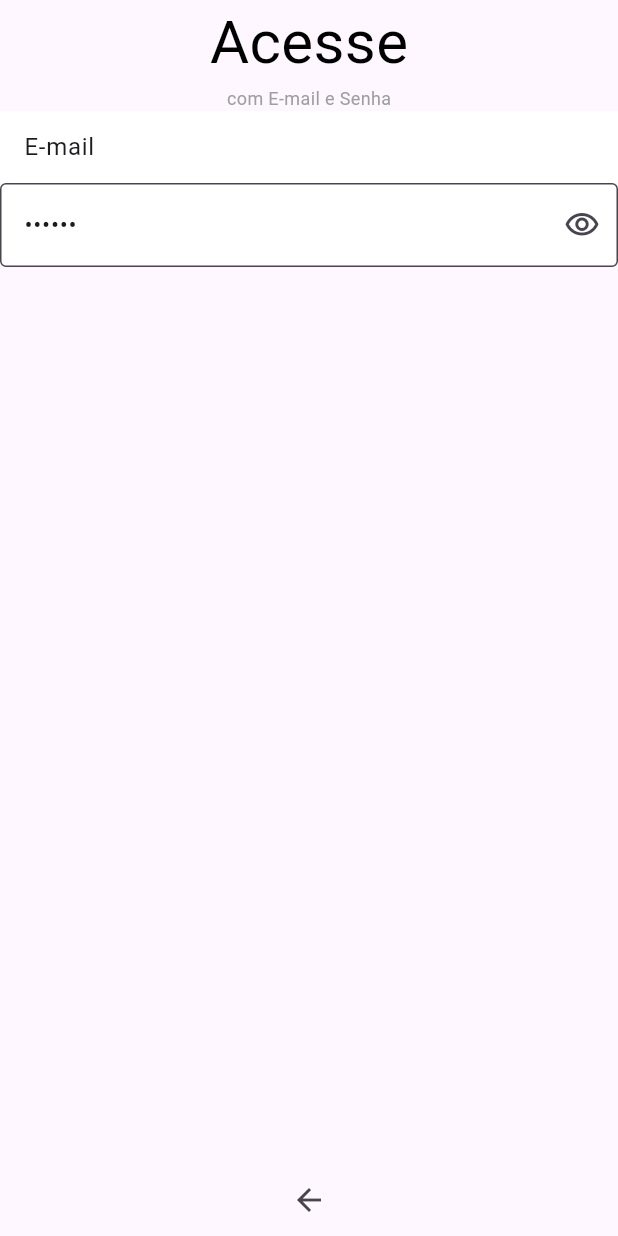
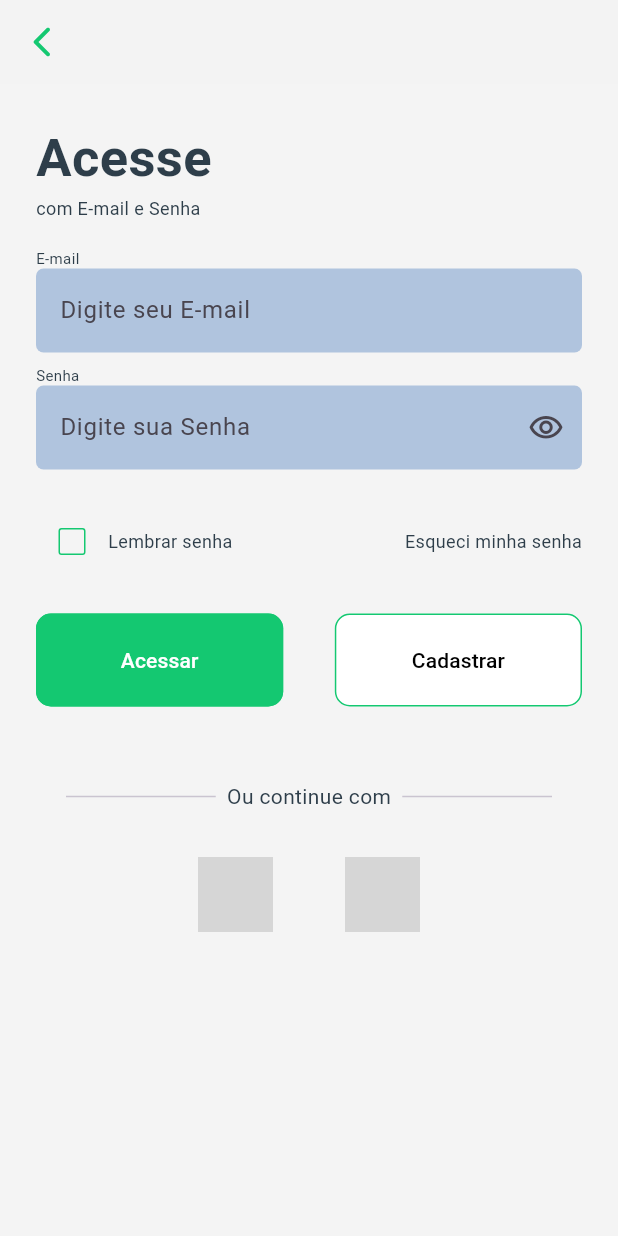
Before and after one commit to alanvsega/app_gooday_aulas, a Flutter app: the Login screen opened by its route, on a phone screen of 412 x 824 dp. Run offline on Flutter 3.47's test engine with Material 3 defaults, Android fonts, the phone set to English and light mode, and no system bars; network calls fail; grey boxes are pictures that could not be loaded.

Commit message:
finaliza tela de login

```diff
--- a/lib/src/componets/color_style.dart
+++ b/lib/src/componets/color_style.dart
@@ -4,4 +4,6 @@ class ColorStyle {
   static const primary = Color.fromRGBO(20, 200, 113, 1.0);
   static const secondary = Color.fromRGBO(194, 194, 194, 1);
   static const background = Color(0xf3f3f3f3);
+  static const text = Color.fromRGBO(46, 62, 74, 1);
+  static const field = Color.fromRGBO(176, 196, 222, 1);
 }
--- a/lib/src/componets/my_button.dart
+++ b/lib/src/componets/my_button.dart
@@ -30,7 +30,7 @@ class MyButton extends StatelessWidget {
       child: OutlinedButton(
         onPressed: _onPressedButton,
         style: OutlinedButton.styleFrom(
-          backgroundColor: _isPrimary ? ColorStyle.primary : ColorStyle.secondary,
+          backgroundColor: _isPrimary ? ColorStyle.primary : Colors.white,
           side: const BorderSide(
             color: ColorStyle.primary,
           ),
--- a/lib/src/gooday.dart
+++ b/lib/src/gooday.dart
@@ -10,7 +10,7 @@ class Gooday extends StatelessWidget {
   Widget build(Object context) {
     return MaterialApp(
       debugShowCheckedModeBanner: false,
-      initialRoute: '/howaccess',
+      initialRoute: '/splash',
       routes: {
         '/splash': (context) => const SplashScreen(),
         '/howaccess': (context) => const HowAccess(),
--- a/lib/src/pages/how_access.dart
+++ b/lib/src/pages/how_access.dart
@@ -1,3 +1,4 @@
+import 'package:app_gooday/src/componets/color_style.dart';
 import 'package:flutter/material.dart';
 
 class HowAccess extends StatefulWidget {
@@ -47,7 +48,9 @@ class _HowAccessState extends State<HowAccess> {
               height: 62,
               width: MediaQuery.of(context).size.width,
               child: OutlinedButton.icon(
-                onPressed: () => {},
+                onPressed: () => {
+                  Navigator.pushNamed(context, '/login')
+                },
                 icon: Image.network(
                   'https://www.google.com/url?sa=i&url=https%3A%2F%2Fwww.flaticon.com%2Fbr%2Ficone-gratis%2Fgoogle_2504739&psig=AOvVaw3i87d57U9xI1YUpGA2OH4y&ust=1714520809906000&source=images&cd=vfe&opi=89978449&ved=0CBIQjRxqFwoTCPiCj_DN6IUDFQAAAAAdAAAAABAE',
                   width: 32,
--- a/lib/src/pages/login.dart
+++ b/lib/src/pages/login.dart
@@ -1,8 +1,7 @@
 import 'package:app_gooday/src/componets/color_style.dart';
+import 'package:app_gooday/src/componets/my_button.dart';
 import 'package:app_gooday/src/componets/my_text_from_field.dart';
-import 'package:flutter/cupertino.dart';
 import 'package:flutter/material.dart';
-import 'package:flutter/widgets.dart';
 
 class Login extends StatefulWidget {
   const Login({super.key});
@@ -12,52 +11,174 @@ class Login extends StatefulWidget {
 }
 
 class _LoginState extends State<Login> {
+  late bool _checkBoxValue = false;
+
   @override
   Widget build(BuildContext context) {
     return Scaffold(
-      bottomNavigationBar: const BackButton(),
-      body: Column(
-        mainAxisAlignment: MainAxisAlignment.start,
+      backgroundColor: ColorStyle.background,
+      appBar: AppBar(
+        leading: IconButton(
+          icon: const Icon(Icons.arrow_back_ios_new_rounded),
+          color: ColorStyle.primary,
+          onPressed: () {
+            Navigator.pop(context);
+          },
+        ),
+        backgroundColor: ColorStyle.background,
+      ),
+      body: Padding(
+        padding: const EdgeInsets.all(24),
+        child: Column(
+          crossAxisAlignment: CrossAxisAlignment.start,
           children: [
             const Text(
               'Acesse',
               style: TextStyle(
-              color: Colors.black,
-              fontSize: 40
+                color: ColorStyle.text,
+                fontSize: 35,
+                fontWeight: FontWeight.bold,
+              ),
+            ),
+            const Padding(
+              padding: EdgeInsets.only(bottom: 18),
+              child: Text(
+                'com E-mail e Senha',
+                style: TextStyle(
+                  color: ColorStyle.text,
+                  fontSize: 12,
+                ),
               ),
             ),
             const Text(
-            'com E-mail e Senha',
+              'E-mail',
               style: TextStyle(
-              color: Colors.grey,
-              fontSize: 12
+                color: ColorStyle.text,
+                fontSize: 10,
               ),
             ),
             MyTextFormField(
-            controller: TextEditingController(
-              text: 'E-mail'
+              controller: TextEditingController.fromValue(TextEditingValue.empty),
+              fillColor: ColorStyle.field,
+              border: OutlineInputBorder(
+                borderRadius: BorderRadius.circular(5),
+                borderSide: BorderSide.none
               ),
-            fillColor: Colors.white,
-            border: InputBorder.none,
-            hintText: 'Digite seu e-mail',
+              hintText: 'Digite seu E-mail',
               isPassword: false
             ),
+            const Padding(
+              padding: EdgeInsets.only(top: 8),
+              child: Text(
+                'Senha',
+                style: TextStyle(
+                  color: ColorStyle.text,
+                  fontSize: 10,
+                ),
+              ),
+            ),
             MyTextFormField(
-            controller: TextEditingController(
-              text: 'Sennha'
+              controller: TextEditingController.fromValue(TextEditingValue.empty),
+              fillColor: ColorStyle.field,
+              border: OutlineInputBorder(
+                borderRadius: BorderRadius.circular(5),
+                borderSide: BorderSide.none
               ),
-            fillColor: Colors.white,
-            border: const OutlineInputBorder(
-              borderSide: BorderSide(
-                color: ColorStyle.primary,
-                style: BorderStyle.solid
+              hintText: 'Digite sua Senha',
+              isPassword: true
+            ),
+            Padding(
+              padding: const EdgeInsets.only(top: 24, bottom: 24),
+              child: Row(
+                children: [
+                  Row(
+                    children: [
+                      Checkbox(
+                        value: _checkBoxValue,
+                        onChanged: (value) {
+                          setState(() {
+                            _checkBoxValue = value!;
+                          });
+                        },
+                        activeColor: ColorStyle.primary,
+                        side: const BorderSide(color: ColorStyle.primary),
+                      ),
+                      const Text(
+                        'Lembrar senha',
+                        style: TextStyle(
+                          color: ColorStyle.text,
+                          fontSize: 12
+                        ),
                       )
+                    ],
                   ),
-            hintText: 'Digite sua senha',
-            isPassword: true
+                  const Spacer(),
+                  const Text(
+                    'Esqueci minha senha',
+                    style: TextStyle(
+                      color: ColorStyle.text,
+                      fontSize: 12
+                    ),
+                  )
+                ],
+              ),
+            ),
+            Row(
+              mainAxisAlignment: MainAxisAlignment.spaceBetween,
+              children: [
+                MyButton(
+                  buttonPropotion: 0.4,
+                  marginSize: 0,
+                  label: 'Acessar',
+                  isPrimary: true,
+                  onPressedButton: () {}
+                ),
+                MyButton(
+                  buttonPropotion: 0.4,
+                  marginSize: 0,
+                  label: 'Cadastrar',
+                  isPrimary: false,
+                  onPressedButton: () {}
                 ),
               ],
             ),
+            const Padding(
+              padding: EdgeInsets.only(top: 50, left: 20, right: 20),
+              child: Row(
+                children: [
+                  Expanded(child: Divider()),
+                  Text(
+                    '  Ou continue com  ',
+                    style: TextStyle(
+                      color: ColorStyle.text,
+                      fontSize: 14
+                    ),
+                  ),
+                  Expanded(child: Divider()),
+                ],
+              ),
+            ),
+            Padding(
+              padding: const EdgeInsets.only(top: 30, left: 60, right: 60),
+              child: Row(
+                mainAxisAlignment: MainAxisAlignment.spaceEvenly,
+                children: [
+                  Image.network(
+                    'https://upload.wikimedia.org/wikipedia/commons/thumb/c/c1/Google_%22G%22_logo.svg/2048px-Google_%22G%22_logo.svg.png',
+                    width: 50,
+                    height: 50,
+                  ),
+                  Image.network(
+                    'https://upload.wikimedia.org/wikipedia/commons/thumb/b/b9/2023_Facebook_icon.svg/1024px-2023_Facebook_icon.svg.png',
+                    width: 50,
+                    height: 50,
+                  ),
+                ],
+              ),
+            )
+          ],
+        ),
+      )
     );
   }
 }
--- a/lib/src/pages/splash_screen.dart
+++ b/lib/src/pages/splash_screen.dart
@@ -9,6 +9,13 @@ class SplashScreen extends StatefulWidget {
 
 class _SplashScreenState extends State<SplashScreen> {
   @override
+  void initState() {
+    super.initState();
+    Future.delayed(const Duration(seconds: 4))
+      .then((_) => {Navigator.pushReplacementNamed(context, '/howaccess')});
+  }
+
+  @override
   Widget build(BuildContext context) {
     return Scaffold(
       backgroundColor: const Color.fromRGBO(20, 200, 113, 1.0),
```
Lines whose indentation alone changed are shown as unchanged.
